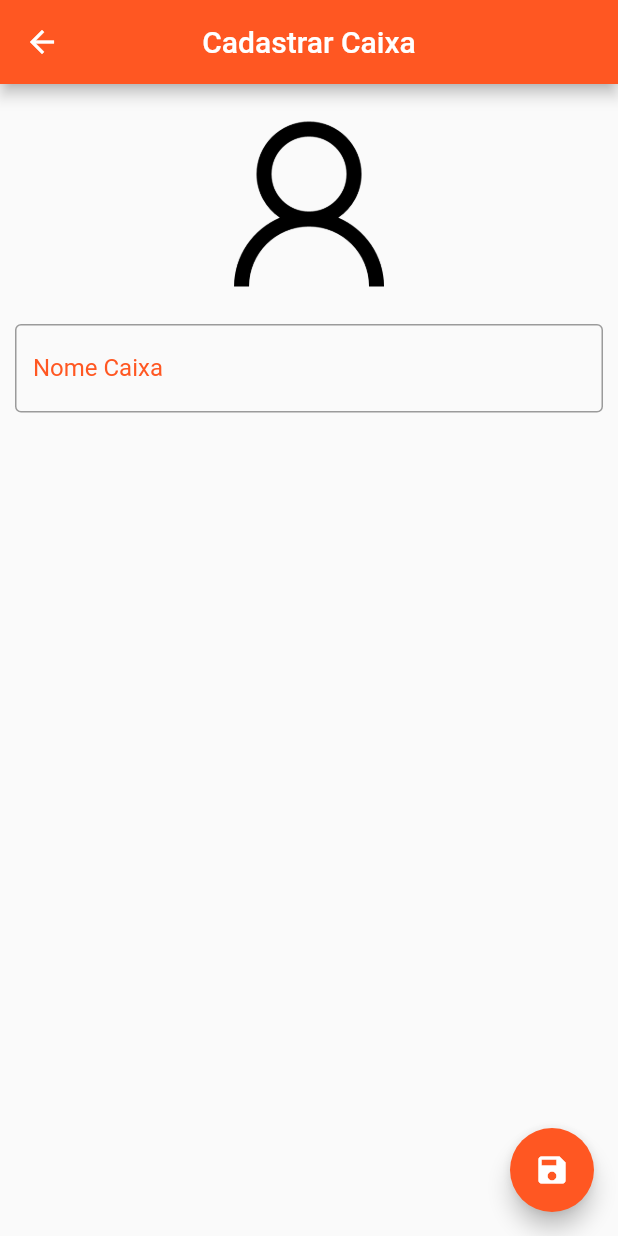
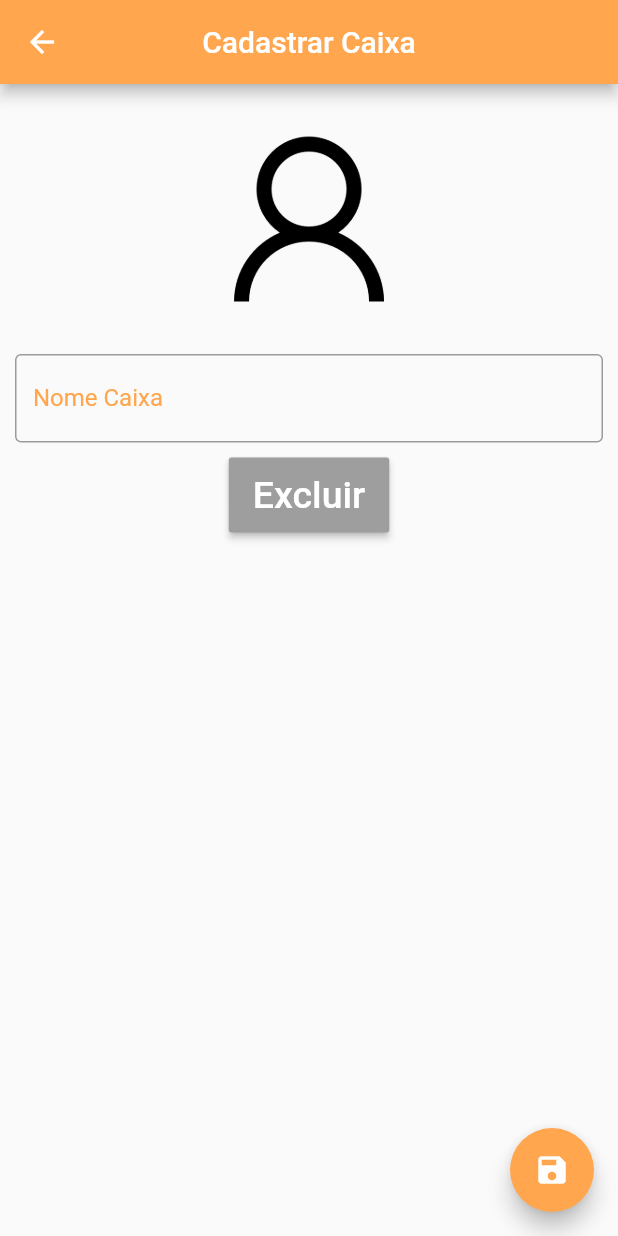
Before and after one commit to MelgueiraTeam/MelgueiraApp, a Flutter app: the CadastroCaixaPage screen opened directly, on a phone screen of 412 x 824 dp. Run offline on Flutter 3.47's test engine with Material 2 defaults, Android fonts, the phone set to English and light mode, and no system bars; our stand-ins replace charts_flutter, image_picker, sqflite; accounts and stored records are empty.

Commit message:
CRUD caixas
resolvi bugs na exclusão dos apiários. Implementei as operações CRUD das caixas. Comecei as telas de detalhes  das caixas. Alterei todas as cores.

```diff
--- a/lib/ui/cadastroCaixaPage.dart
+++ b/lib/ui/cadastroCaixaPage.dart
@@ -1,11 +1,15 @@
+import 'dart:io';
+
 import 'package:flutter/material.dart';
+import 'package:image_picker/image_picker.dart';
 import 'package:prototipo_01/helpers/meliponario_helper.dart';
 
 class CadastroCaixaPage extends StatefulWidget {
   final Caixa caixa;
   final MeliponarioHelper helper;
+  final idApiario;
 
-  const CadastroCaixaPage({this.caixa, this.helper});
+  const CadastroCaixaPage({this.caixa, this.helper, this.idApiario});
 
   @override
   _CadastroCaixaPageState createState() => _CadastroCaixaPageState();
@@ -17,8 +21,11 @@ class _CadastroCaixaPageState extends State<CadastroCaixaPage> {
   final _nomeFocus = FocusNode();
 
   bool _editado = false; //verefica se houve alteração nos dados do meliponário
+  bool _excluir = false;
 
   Caixa _editedCaixa;
+
+
 
   @override
   void initState() {
@@ -27,7 +34,8 @@ class _CadastroCaixaPageState extends State<CadastroCaixaPage> {
     if (widget.caixa == null) {
       _editedCaixa = Caixa();
       _editedCaixa.data = gerarData();
-      //_excluir = true;
+      _editedCaixa.idMeliponario = widget.idApiario;
+      _excluir = true;
     } else {
       _editedCaixa = Caixa.fromMap(widget.caixa.toMap());
 
@@ -37,10 +45,12 @@ class _CadastroCaixaPageState extends State<CadastroCaixaPage> {
 
   @override
   Widget build(BuildContext context) {
-    return Scaffold(
+    return WillPopScope(
+      onWillPop: _requestPop,
+      child: Scaffold(
         appBar: AppBar(
-        backgroundColor: Colors.deepOrange,
-        title: Text("Cadastrar Caixa"),
+          backgroundColor: Color.fromARGB(255, 255, 166, 78),
+          title: Text(_editedCaixa.nome??"Cadastrar Caixa"),
           centerTitle: true,
         ),
         floatingActionButton: FloatingActionButton(
@@ -52,29 +62,42 @@ class _CadastroCaixaPageState extends State<CadastroCaixaPage> {
             }
           },
           child: Icon(Icons.save),
-        backgroundColor: Colors.deepOrange,
+          backgroundColor: Color.fromARGB(255, 255, 166, 78),
         ),
         body: SingleChildScrollView(
           padding: EdgeInsets.fromLTRB(10.0, 0, 10.0, 0),
           child: Column(
             //crossAxisAlignment: CrossAxisAlignment.stretch,
             children: [
-            GestureDetector(
+              Padding(
+                padding: EdgeInsets.all(10.0),
+                child: GestureDetector(
                   child: Container(
                     width: 160.0,
                     height: 160.0,
                     decoration: BoxDecoration(
-                    shape: BoxShape.circle,
+                      //shape: BoxShape.circle,
                         image: DecorationImage(
-                        image: AssetImage("images/person.png"))),
+                            image: _editedCaixa.image != null ?
+                            FileImage(File(_editedCaixa.image)) :
+                            AssetImage("images/person.png"))),
                   ),
-              onTap: () {}, //é preciso ter um bd para trocar a imagem
+                  onTap: () {
+                    var picker = ImagePicker();
+                    picker.getImage(source: ImageSource.camera).then((file){
+                      if(file == null)return;
+                      setState(() {
+                        _editedCaixa.image = file.path;
+                      });
+                    });
+                  },
+                ),
               ),
               TextField(
                   controller: _nomeController,
                   decoration: InputDecoration(
                       labelText: "Nome Caixa",
-                    labelStyle: TextStyle(color: Colors.deepOrange),
+                      labelStyle: TextStyle(color: Color.fromARGB(255, 255, 166, 78)),
                       border: OutlineInputBorder()),
                   onChanged: (text) {
                     _editado = true;
@@ -116,7 +139,27 @@ class _CadastroCaixaPageState extends State<CadastroCaixaPage> {
                 ),
               ],
             ),*/ //fora do escopo do meu pfc
+              Padding(padding: EdgeInsets.only(top: 10.0),
+                child: Container(
+                  height: 50.0,
+                  child: RaisedButton(
+                    onPressed: (){
+                      //if(_excluir) {
+                      widget.helper.deleteCaixa(widget.caixa.id);
+                      Navigator.pop(context);
+                      //}
+                    },
+                    child: Text("Excluir",
+                      style: TextStyle(color: Colors.white, fontSize: 25.0),
+                    ),
+                    color: !_excluir?
+                    Colors.red :
+                    Colors.grey,
+                  ),
+                ),
+              )
             ],
+          ),
         ),
       ),
     );
--- a/lib/ui/dashboard_caixa_page.dart
+++ b/lib/ui/dashboard_caixa_page.dart
@@ -28,7 +28,7 @@ class _DashboardCaixasPageState extends State<DashboardCaixasPage> {
       length: 3,
       child: Scaffold(
         appBar: AppBar(
-          backgroundColor: Colors.deepOrange,
+          backgroundColor: Color.fromARGB(255, 255, 166, 78),
           bottom: TabBar(
             indicatorColor: Colors.white,
             tabs: [
--- a/lib/ui/dashboard_meliponario_page.dart
+++ b/lib/ui/dashboard_meliponario_page.dart
@@ -26,7 +26,7 @@ class _DashboardMelponariosPageState extends State<DashboardMelponariosPage> {
       length: 2,
       child: Scaffold(
         appBar: AppBar(
-          backgroundColor: Colors.deepOrange,
+          backgroundColor: Color.fromARGB(255, 255, 166, 78),
           bottom: TabBar(
             indicatorColor: Colors.white,
             tabs: [
```
Also changed, not shown: lib/helpers/meliponario_helper.dart (+47 -12 lines), lib/ui/cadastroMeliponario.dart (+15 -16 lines), lib/ui/caixas.dart (+48 -18 lines), lib/ui/detalhesCaixaPage.dart (+38 -49 lines), lib/ui/meliponariosPage.dart (+11 -6 lines). Lines whose indentation alone changed are shown as unchanged.
